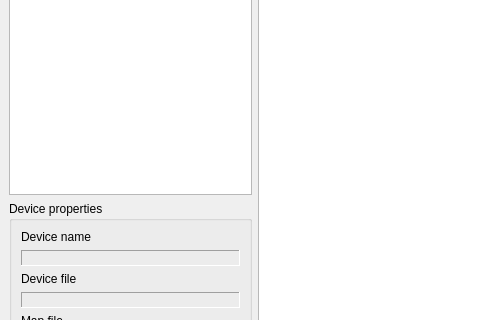
Qt form QtHardMonForm.ui (ChimeraTK/QtHardMon) before a commit; both pictures show x 0 to 480 and y 150 to 470 of the 978 by 571 pixel window.
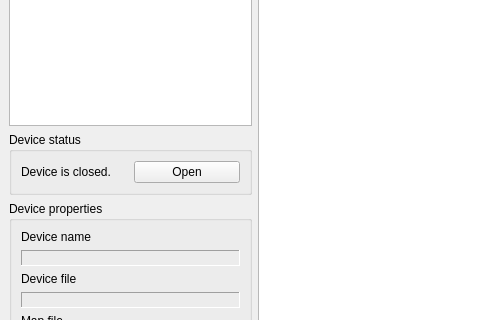
The same form after that commit.

Commit message: - introduced open/close button for device - device is closed when a read/write exception is detected

Diff of the .ui file:
```diff
--- a/QtHardMonForm.ui
+++ b/QtHardMonForm.ui
@@ -10,6 +10,12 @@
     <height>571</height>
    </rect>
   </property>
+  <property name="sizePolicy">
+   <sizepolicy hsizetype="Preferred" vsizetype="MinimumExpanding">
+    <horstretch>0</horstretch>
+    <verstretch>0</verstretch>
+   </sizepolicy>
+  </property>
   <property name="windowTitle">
    <string>MainWindow</string>
   </property>
@@ -29,7 +35,32 @@
         <item>
          <widget class="QListWidget" name="deviceListWidget"/>
         </item>
-       </layout>
+        <item>
+         <widget class="QGroupBox" name="deviceStatusGroupBox">
+          <property name="title">
+           <string>Device status</string>
+          </property>
+          <layout class="QVBoxLayout" name="verticalLayout_10">
+           <item>
+            <layout class="QHBoxLayout" name="horizontalLayout_3">
+             <item>
+              <widget class="QLabel" name="openClosedLabel">
+               <property name="text">
+                <string>Device is closed.</string>
+               </property>
+              </widget>
+             </item>
+             <item>
+              <widget class="QPushButton" name="openCloseButton">
+               <property name="text">
+                <string>Open</string>
+               </property>
+              </widget>
+             </item>
+            </layout>
+           </item>
+          </layout>
+         </widget>
       </item>
       <item>
        <widget class="QGroupBox" name="devicePropertiesGroupBox">
@@ -100,6 +131,8 @@
         </layout>
        </widget>
       </item>
+       </layout>
+      </item>
       <item>
        <widget class="QPushButton" name="loadBoardsButton">
         <property name="text">
@@ -385,7 +418,7 @@
      <x>0</x>
      <y>0</y>
      <width>978</width>
-     <height>21</height>
+     <height>20</height>
     </rect>
    </property>
    <widget class="QMenu" name="fileMenu">
```
Lines whose indentation alone changed are shown as unchanged. The commit also changes 2 other files.
